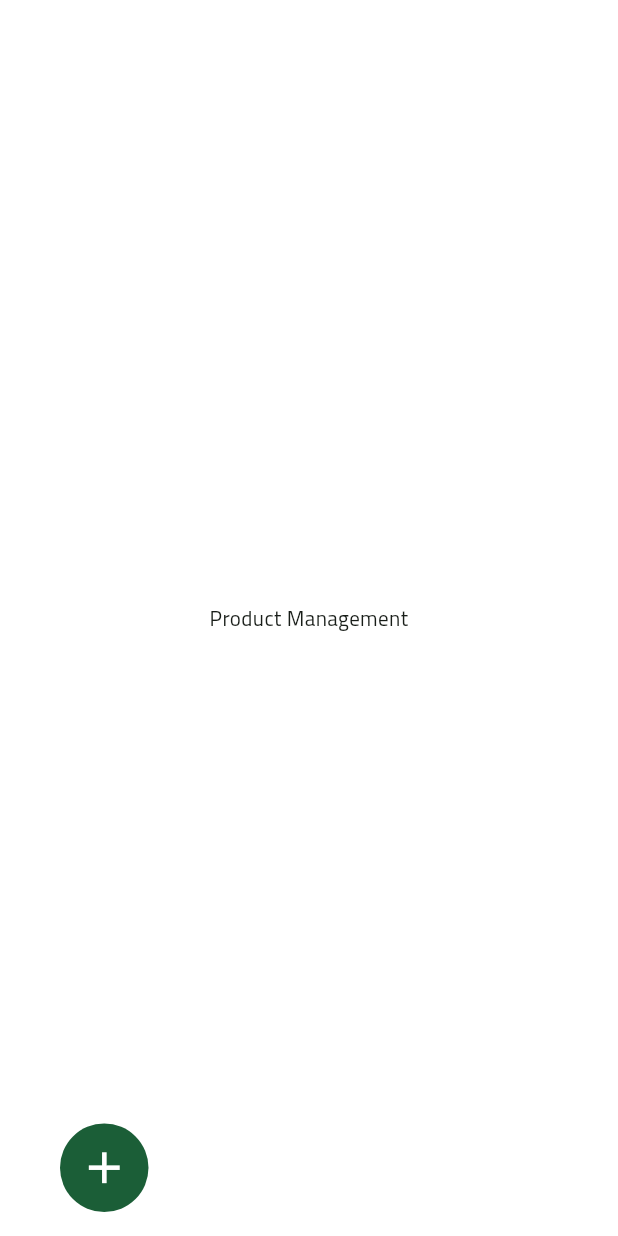
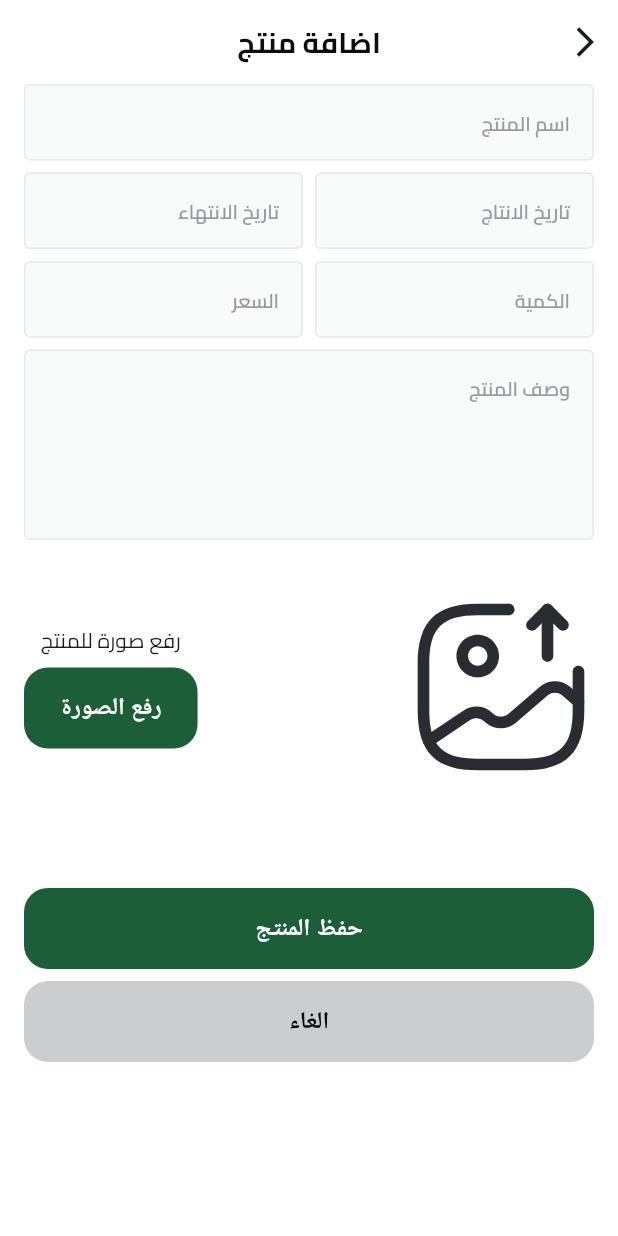
Before and after one commit to elsaramji/controlPanel, a Flutter app: the ProductsView screen opened by its route, after a tap on the "add" icon, on a phone screen of 412 x 824 dp. Run offline on Flutter 3.47's test engine with Material 3 defaults, Android fonts, the phone set to English and light mode, and no system bars; our stand-ins replace bloc, cloud_firestore, dartz, firebase_auth, firebase_core, flutter_bloc and 4 more; missing offline and left inert: new_device_apps; accounts and stored records are empty; network calls fail; project files that could hold a hidden picture were left out.

Commit message:
finsh adding product form and add image picker futuer

```diff
--- /dev/null
+++ b/lib/components/addItemsform/logic/function.dart
@@ -0,0 +1,10 @@
+// components/addItemsform/logic/function.dart
+import 'package:image_picker/image_picker.dart';
+
+class AddItemsFunction {
+  static Future<XFile?> uploadimage() async {
+    Future<XFile?> picker =
+        ImagePicker().pickImage(source: ImageSource.gallery);
+    return picker;
+  }
+}
--- /dev/null
+++ b/lib/components/addItemsform/view/adding_form.dart
@@ -0,0 +1,84 @@
+// components/addItemsform/view/adding_form.dart
+
+import 'package:flutter/material.dart';
+import 'package:furits_control/components/addItemsform/logic/function.dart';
+import 'package:furits_control/components/addItemsform/widgets/saving_button.dart';
+
+import '../../../core/custom/appbars/custom_Appbar.dart';
+import '../widgets/product_form_filed.dart';
+import '../widgets/upload_image.dart';
+
+class AddingForm extends StatelessWidget {
+  static const routeName = '/AddingForm';
+  final GlobalKey<FormState> formKey = GlobalKey<FormState>();
+  late String? name,
+      dateofproduction,
+      dateofexpire,
+      quantity,
+      price,
+      description;
+  AddingForm({super.key});
+
+  @override
+  Widget build(BuildContext context) {
+    return Scaffold(
+        appBar: CustomAppBar.customAppBar(
+          context: context,
+          title: "اضافة منتج",
+          iconleading: const Icon(
+            Icons.arrow_back_ios,
+          ),
+        ),
+        body: Container(
+            margin: const EdgeInsets.symmetric(horizontal: 16),
+            child: SingleChildScrollView(
+                clipBehavior: Clip.antiAliasWithSaveLayer,
+                child: Column(
+                  mainAxisSize: MainAxisSize.max,
+                  children: [
+                    ProductForm(
+                      formkey: formKey,
+                      name: (value) {
+                        name = value;
+                      },
+                      dateofproduction: (value) {
+                        dateofproduction = value;
+                      },
+                      dateofexpire: (value) {
+                        dateofexpire = value;
+                      },
+                      quantity: (value) {
+                        quantity = value;
+                      },
+                      price: (value) {
+                        price = value;
+                      },
+                      description: (value) {
+                        description = value;
+                      },
+                    ),
+                    const SizedOverflowBox(
+                      size: Size.fromHeight(36),
+                    ),
+                    UploadImage(
+                      onPressed: () {
+                        AddItemsFunction.uploadimage().then((value) {
+                          if (value != null) {}
+                        });
+                      },
+                    ),
+                    const SizedOverflowBox(
+                      size: Size.fromHeight(72),
+                    ),
+                    SavingButtons(
+                      onpressedCancel: () {},
+                      onPressedSaver: () {
+                        if (formKey.currentState!.validate()) {
+                          formKey.currentState!.save();
+                        }
+                      },
+                    ),
+                  ],
+                ))));
+  }
+}
--- /dev/null
+++ b/lib/components/addItemsform/widgets/product_form_filed.dart
@@ -0,0 +1,77 @@
+// components/addItemsform/widgets/product_form_filed.dart
+import 'package:flutter/material.dart';
+
+import '../../../core/custom/inputsfileds/flexible_text_filed.dart';
+
+class ProductForm extends StatelessWidget {
+  final GlobalKey<FormState> formkey; //formkey;
+  final Function(String?)? name,
+      dateofproduction,
+      dateofexpire,
+      quantity,
+      price,
+      description;
+ ProductForm({super.key, required this.formkey,
+  required this.name,
+  required this.dateofproduction,
+  required this.dateofexpire,
+  required this.quantity,
+  required this.price,
+  required this.description});
+
+  @override
+  Widget build(BuildContext context) {
+    return Form(
+        key: formkey,
+        child: Column(mainAxisSize: MainAxisSize.min, children: [
+          FlexibleTextformField(
+              onsaved: name,
+              keybordetepy: TextInputType.text,
+              hinttext: "اسم المنتج"),
+          const SizedBox(
+            height: 8,
+          ),
+          Row(
+            mainAxisAlignment: MainAxisAlignment.spaceBetween,
+            children: [
+              FlexibleTextformField(
+                  onsaved: dateofproduction,
+                  keybordetepy: TextInputType.datetime,
+                  hinttext: "تاريخ الانتاج"),
+              const SizedBox(
+                width: 8,
+              ),
+              FlexibleTextformField(
+                  onsaved: dateofexpire,
+                  keybordetepy: TextInputType.datetime,
+                  hinttext: "تاريخ الانتهاء"),
+            ],
+          ),
+          const SizedBox(
+            height: 8,
+          ),
+          Row(mainAxisAlignment: MainAxisAlignment.spaceBetween, children: [
+            FlexibleTextformField(
+                onsaved: quantity,
+                keybordetepy: TextInputType.number,
+                hinttext: "الكمية"),
+            const SizedBox(
+              width: 8,
+            ),
+            FlexibleTextformField(
+                onsaved: price,
+                keybordetepy: TextInputType.number,
+                hinttext: "السعر"),
+          ]),
+          const SizedBox(
+            height: 8,
+          ),
+          FlexibleTextformField(
+              onsaved: description,
+              keybordetepy: TextInputType.text,
+              maxlines: 5,
+              textalign: TextAlign.start,
+              hinttext: "وصف المنتج"),
+        ]));
+  }
+}
--- /dev/null
+++ b/lib/components/addItemsform/widgets/saving_button.dart
@@ -0,0 +1,42 @@
+// components/addItemsform/widgets/saving_button.dart
+import 'package:flutter/material.dart';
+
+import '../../../core/custom/buttons/Style/custom_buttons_style.dart';
+import '../../../core/custom/buttons/custom_button.dart';
+import '../../../core/styles/color_style.dart';
+
+class SavingButtons extends StatelessWidget {
+  final Function()? onPressedSaver;
+  final Function()? onpressedCancel;
+  const SavingButtons({
+    super.key,
+    this.onpressedCancel,
+    this.onPressedSaver,
+  });
+
+  @override
+  Widget build(BuildContext context) {
+    return Column(
+      mainAxisAlignment: MainAxisAlignment.spaceAround,
+      children: [
+        CustomButton(
+          titel: "حفظ المنتج",
+          onPressed: onPressedSaver,
+          titelcolor: AppColors.white,
+        ),
+        const SizedBox(
+          height: 8,
+        ),
+        CustomButton(
+          titel: "الغاء",
+          onPressed: onpressedCancel,
+          style: CustomButtonsStyle.primeryButtonstyle.copyWith(
+            backgroundColor:
+                const WidgetStatePropertyAll(AppColors.grayscale200),
+          ),
+          titelcolor: AppColors.grayscale950,
+        ),
+      ],
+    );
+  }
+}
--- /dev/null
+++ b/lib/components/addItemsform/widgets/upload_image.dart
@@ -0,0 +1,83 @@
+// components/addItemsform/widgets/upload_image.dart
+
+import 'dart:io';
+
+import 'package:flutter/material.dart';
+import 'package:flutter_svg/svg.dart';
+import 'package:furits_control/components/addItemsform/logic/function.dart';
+import 'package:furits_control/constants/assets.dart';
+
+import '../../../core/custom/buttons/custom_button.dart';
+import '../../../core/styles/color_style.dart';
+
+class UploadImage extends StatefulWidget {
+  final Function()? onPressed;
+  bool isloaded = false;
+  late File file;
+  UploadImage({
+    super.key,
+    this.onPressed,
+  });
+
+  @override
+  State<UploadImage> createState() => _UploadImageState();
+}
+
+class _UploadImageState extends State<UploadImage> {
+  @override
+  Widget build(BuildContext context) {
+    return Row(mainAxisAlignment: MainAxisAlignment.spaceBetween, children: [
+      GestureDetector(
+        onTap: () async {
+          AddItemsFunction.uploadimage().then((value) {
+            if (value != null) {
+              setState(() {
+                widget.isloaded = true;
+                widget.file = File(value.path);
+              });
+            }
+          });
+        },
+        child: widget.isloaded
+            ? Stack(
+                children: [
+                  Image.file(
+                    widget.file,
+                    width: 112,
+                    height: 112,
+                  ),
+                  Positioned(
+                    top: 0,
+                    right: 0,
+                    child: InkWell(
+                      onTap: () {
+                        setState(() {
+                          widget.isloaded = false;
+                        });
+                      },
+                      child: const Icon(
+                        Icons.cancel,
+                        color: AppColors.green1400,
+                      ),
+                    ),
+                  ),
+                ],
+              )
+            : SvgPicture.asset(
+                Assets.assetsImageGalleryExport,
+              ),
+      ),
+      Column(mainAxisAlignment: MainAxisAlignment.spaceBetween, children: [
+        const Text('رفع صورة للمنتج'),
+        const SizedBox(
+          height: 8,
+        ),
+        CustomButton(
+          titel: "رفع الصورة",
+          onPressed: widget.onPressed,
+          titelcolor: AppColors.white,
+        ),
+      ]),
+    ]);
+  }
+}
--- a/lib/components/controls/views/controls_view.dart
+++ b/lib/components/controls/views/controls_view.dart
@@ -1,11 +1,7 @@
 // components/controls/views/controls_view.dart
 import 'package:flutter/material.dart';
-import 'package:flutter_svg/flutter_svg.dart';
 import 'package:furits_control/components/controls/constant/controls_list.dart';
-
 import '../../../core/custom/appbars/custom_Appbar.dart';
-import '../../../core/styles/color_style.dart';
-import '../../../core/styles/font_style.dart';
 import '../widgets/go_click.dart';
 
 class ControlsView extends StatelessWidget {
--- a/lib/components/products_management/views/products_view.dart
+++ b/lib/components/products_management/views/products_view.dart
@@ -2,6 +2,7 @@
 import 'package:flutter/material.dart';
 
 import '../../../core/custom/buttons/custom_circle.dart';
+import '../../addItemsform/view/adding_form.dart';
 
 class ProductsView extends StatelessWidget {
   static const routeName = '/products';
@@ -11,7 +12,9 @@ class ProductsView extends StatelessWidget {
   Widget build(BuildContext context) {
     return Scaffold(
         floatingActionButton: CustomCircleButton(
-          onPressed: () {},
+          onPressed: () {
+            Navigator.pushNamed(context, AddingForm.routeName);
+          },
         ),
         body: const Center(child: Text('Product Management')));
   }
--- a/lib/constants/assets.dart
+++ b/lib/constants/assets.dart
@@ -10,6 +10,10 @@ class Assets {
   /// assets/image/checked.svg
   static const String assetsImageChecked = "assets/image/checked.svg";
 
+  /// Assets for assetsImageGalleryExport
+  /// assets/image/gallery-export.svg
+  static const String assetsImageGalleryExport = "assets/image/gallery-export.svg";
+
   /// Assets for assetsImageHolder
   /// assets/image/holder.svg
   static const String assetsImageHolder = "assets/image/holder.svg";
--- a/lib/core/custom/buttons/custom_button.dart
+++ b/lib/core/custom/buttons/custom_button.dart
@@ -2,9 +2,8 @@
 
 import 'package:flutter/material.dart';
 
+import '../../styles/font_style.dart';
 import 'Style/custom_buttons_style.dart';
-import '../../styles/font_style.dart';
-
 
 class CustomButton extends StatelessWidget {
   final String titel;
@@ -22,12 +21,11 @@ class CustomButton extends StatelessWidget {
 
   @override
   Widget build(BuildContext context) {
-    return ElevatedButton(
-      onPressed: onPressed,
-      style: style ?? CustomButtonsStyle.primeryButtonstyle,
-      child: SizedBox(
-        height: 54,
-        width: double.infinity,
+    return SizedBox(
+      height: 54,
+      child: ElevatedButton(
+        onPressed: onPressed,
+        style: style ?? CustomButtonsStyle.primeryButtonstyle,
         child: Center(
           child: Text(
             titel,
--- a/lib/core/custom/inputsfileds/custom_text_filed.dart
+++ b/lib/core/custom/inputsfileds/custom_text_filed.dart
@@ -14,13 +14,16 @@ class CustomTextformField extends StatefulWidget {
 
   final TextInputType keybordetepy;
   final void Function(String?)? onsaved;
-
+  final int maxlines;
+  final TextAlign textalign;
   bool obscuretext;
   final List<Icon>? suffixicons;
   CustomTextformField({
     super.key,
     required this.keybordetepy,
     required this.hinttext,
+    this.textalign = TextAlign.start,
+    this.maxlines = 1,
     this.onsaved,
     this.obscuretext = false,
     this.suffixicons,
@@ -34,6 +37,8 @@ class _CustomTextformFieldState extends State<CustomTextformField> {
   @override
   Widget build(BuildContext context) {
     return TextFormField(
+      maxLines: widget.maxlines,
+      textAlign: widget.textalign,
       onSaved: widget.onsaved,
       style: TextsStyle.semibold13,
       keyboardType: widget.keybordetepy,
--- /dev/null
+++ b/lib/core/custom/inputsfileds/flexible_text_filed.dart
@@ -0,0 +1,34 @@
+// core/custom/inputsfileds/flexible_text_filed.dart
+import 'package:flutter/material.dart';
+import 'package:furits_control/core/custom/inputsfileds/custom_text_filed.dart';
+
+class FlexibleTextformField extends StatelessWidget {
+  final TextInputType keybordetepy;
+  final void Function(String?)? onsaved;
+  final int maxlines;
+  final TextAlign textalign;
+  bool obscuretext;
+  final List<Icon>? suffixicons;
+  final String hinttext;
+
+ FlexibleTextformField(
+      {super.key,
+      required this.keybordetepy,
+      required this.hinttext,
+      this.onsaved,
+      this.maxlines = 1,
+      this.textalign = TextAlign.start,
+      this.obscuretext = false,
+      this.suffixicons});
+  @override
+  Widget build(BuildContext context) {
+    return Flexible(
+        child: CustomTextformField(
+            onsaved: onsaved,
+            maxlines: maxlines,
+            textalign: textalign,
+            obscuretext: obscuretext,
+            suffixicons: suffixicons,
+            keybordetepy: keybordetepy, hinttext: hinttext));
+  }
+}
--- a/lib/core/helper/on_generate.dart
+++ b/lib/core/helper/on_generate.dart
@@ -1,11 +1,13 @@
 // core/helper/on_generate.dart
 
 import 'package:flutter/material.dart';
+import 'package:furits_control/components/addItemsform/view/adding_form.dart';
 import 'package:furits_control/components/auth/forgetpassword/view/forget_password_viwe.dart';
 import 'package:furits_control/components/controls/views/controls_view.dart';
 import 'package:furits_control/components/delivery_management/views/delivery_view.dart';
 import 'package:furits_control/components/products_management/views/products_view.dart';
 import 'package:furits_control/components/support_service/views/service_view.dart';
+
 import '../../components/auth/signin/view/view.dart';
 
 Route<dynamic> ongenerate(RouteSettings setting) {
@@ -22,6 +24,8 @@ Route<dynamic> ongenerate(RouteSettings setting) {
       return MaterialPageRoute(builder: (context) => const DeliveryView());
     case ServiceView.routeName:
       return MaterialPageRoute(builder: (context) => const ServiceView());
+    case AddingForm.routeName:
+      return MaterialPageRoute(builder: (context) => AddingForm());
     default:
       return MaterialPageRoute(builder: (context) => SigninAsAdmin());
   }
--- a/pubspec.yaml
+++ b/pubspec.yaml
@@ -42,6 +42,8 @@ dependencies:
   flutter_svg: ^2.0.16
   flutter_svg_provider: ^1.0.7
   get_it: ^8.0.3
+  image_picker: ^1.1.2
+  image_picker_android: ^0.8.12+19
   new_device_apps: ^1.0.0
   supabase_flutter: ^2.8.2
 dev_dependencies:
```
Also changed, not shown: assets/image/gallery-export.svg (added), lib/generated/l10n.dart, pubspec.lock, 5 other files.
